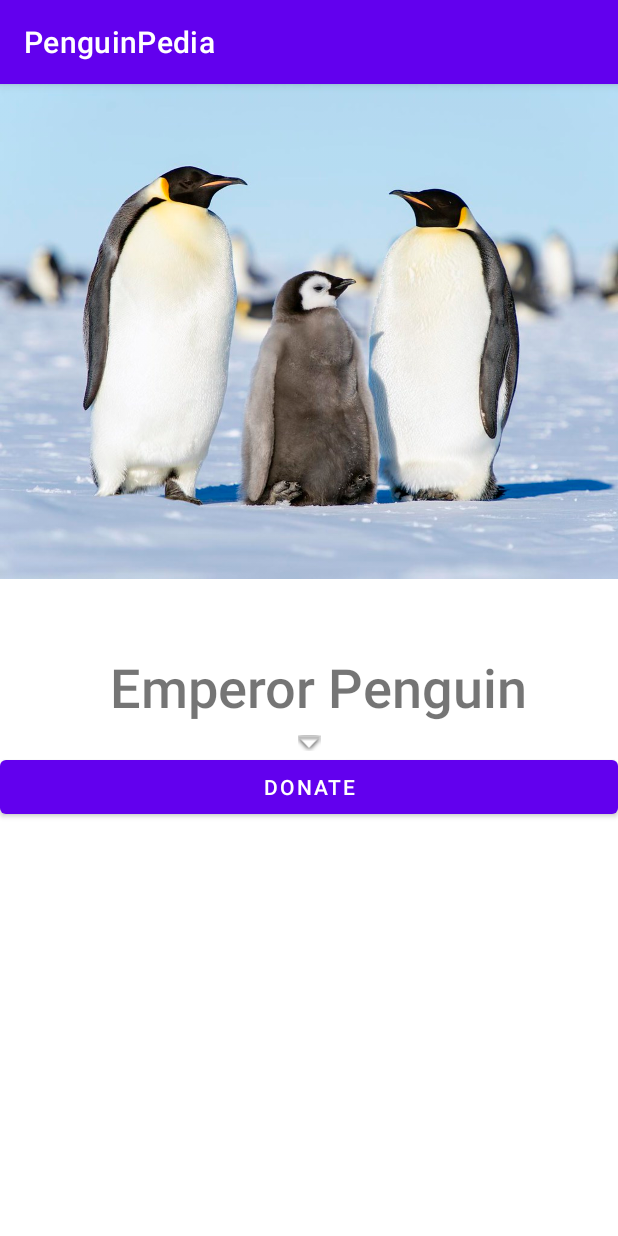
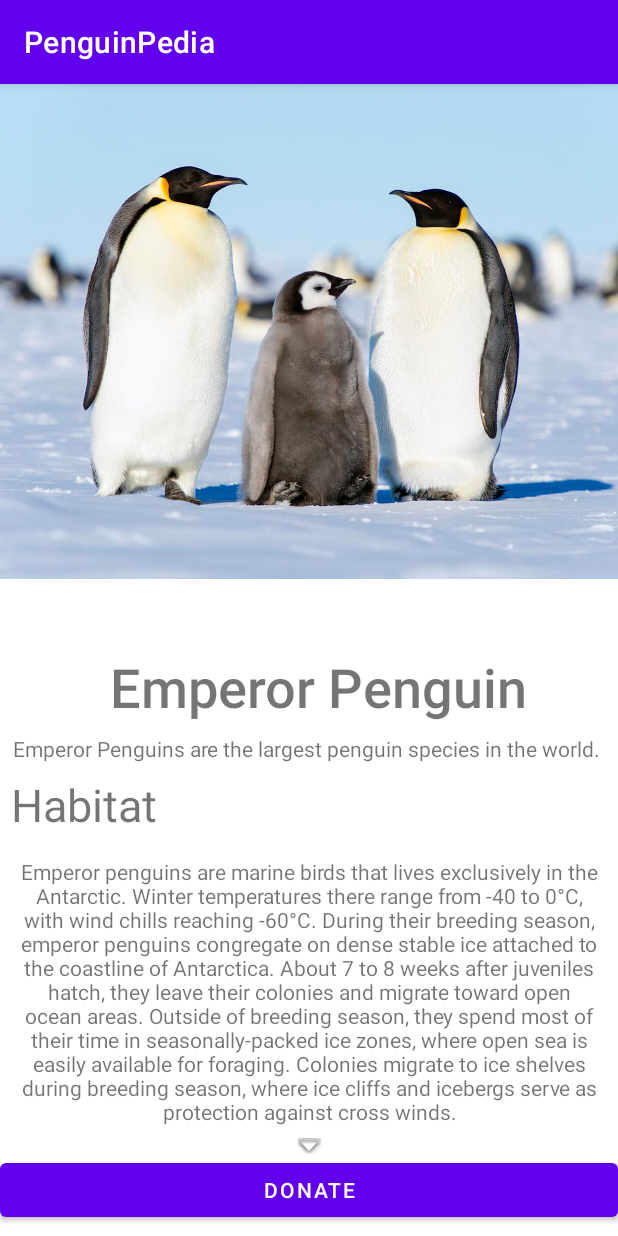
Before and after one commit to JamesFloyd-Pen/PenguinPedia, an Android app: the Example_EmperorPenguin screen opened directly, with no data from a screen before it, on a phone screen of 412 x 824 dp. Run offline under Robolectric (Android 15) with nearby library versions, the phone set to English and light mode, and no system bars.

Commit message:
Update Nine
A little minor prototype edit for 1.5, with an example of how it'll look like. Expected to change for the flow of the layout and aim for a small but informative information for each detail.

Source:
https://animaldiversity.org/site/accounts/information/Aptenodytes_forsteri.html#geographic_range

```diff
--- a/app/src/main/res/layout/activity_example__emperor_penguin.xml
+++ b/app/src/main/res/layout/activity_example__emperor_penguin.xml
@@ -17,7 +17,7 @@
             android:orientation="vertical" >
 
             <ImageView
-                android:id="@+id/imageView"
+                android:id="@+id/TitlePenguinView"
                 android:layout_width="match_parent"
                 android:layout_height="330dp"
                 android:background="#3F51B5"
@@ -32,7 +32,7 @@
                 android:background="?android:attr/listDivider" />
 
             <TextView
-                android:id="@+id/textView"
+                android:id="@+id/PenguinTitle"
                 android:layout_width="424dp"
                 android:layout_height="63dp"
                 android:fontFamily="sans-serif-medium"
@@ -43,6 +43,41 @@
                 app:layout_constraintEnd_toEndOf="parent"
                 app:layout_constraintStart_toStartOf="parent"
                 app:layout_constraintTop_toTopOf="parent" />
+
+            <TextView
+                android:id="@+id/Description"
+                android:layout_width="match_parent"
+                android:layout_height="wrap_content"
+                android:gravity="center"
+                android:text="Emperor Penguins are the largest penguin species in the world. " />
+
+            <TextView
+                android:id="@+id/Location"
+                android:layout_width="match_parent"
+                android:layout_height="wrap_content"
+                android:layout_margin="7dp"
+                android:layout_marginStart="5dp"
+                android:layout_marginLeft="5dp"
+                android:layout_marginTop="5dp"
+                android:layout_marginEnd="5dp"
+                android:layout_marginRight="5dp"
+                android:layout_marginBottom="5dp"
+                android:text="Habitat"
+                android:textSize="30sp" />
+
+            <TextView
+                android:id="@+id/LocationDescription"
+                android:layout_width="match_parent"
+                android:layout_height="wrap_content"
+                android:layout_margin="7dp"
+                android:layout_marginStart="5dp"
+                android:layout_marginLeft="5dp"
+                android:layout_marginTop="5dp"
+                android:layout_marginEnd="5dp"
+                android:layout_marginRight="5dp"
+                android:layout_marginBottom="5dp"
+                android:gravity="center"
+                android:text="Emperor penguins are marine birds that lives exclusively in the Antarctic. Winter temperatures there range from -40 to 0°C, with wind chills reaching -60°C. During their breeding season, emperor penguins congregate on dense stable ice attached to the coastline of Antarctica. About 7 to 8 weeks after juveniles hatch, they leave their colonies and migrate toward open ocean areas. Outside of breeding season, they spend most of their time in seasonally-packed ice zones, where open sea is easily available for foraging. Colonies migrate to ice shelves during breeding season, where ice cliffs and icebergs serve as protection against cross winds." />
 
             <ImageView
                 android:id="@+id/imageView2"
```
